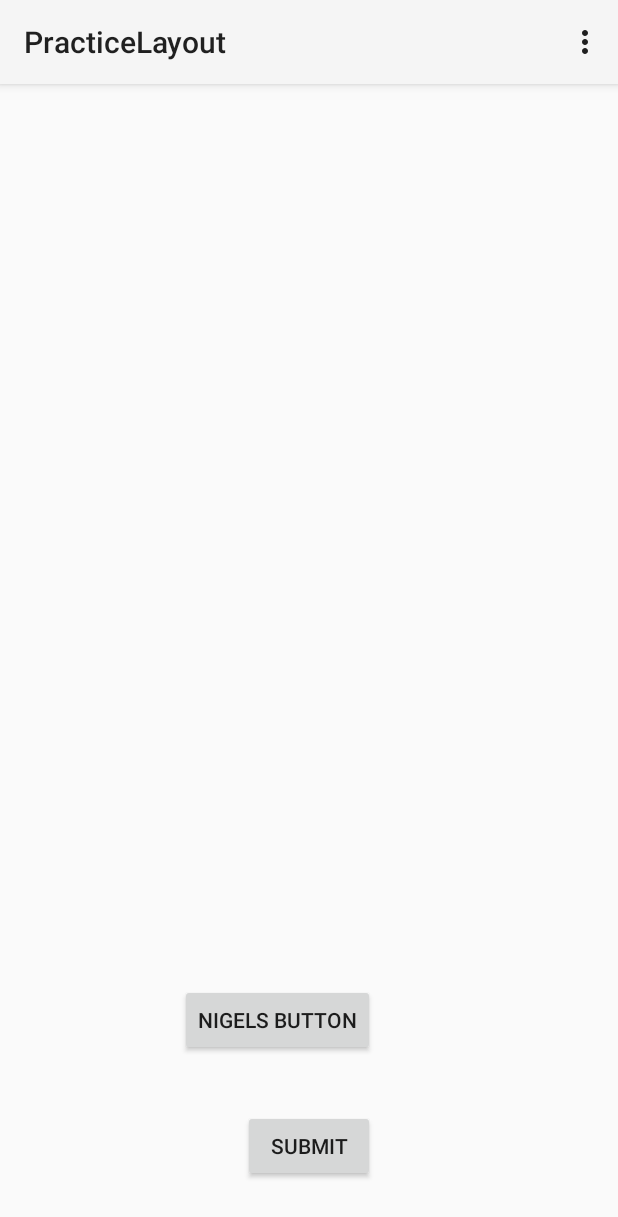
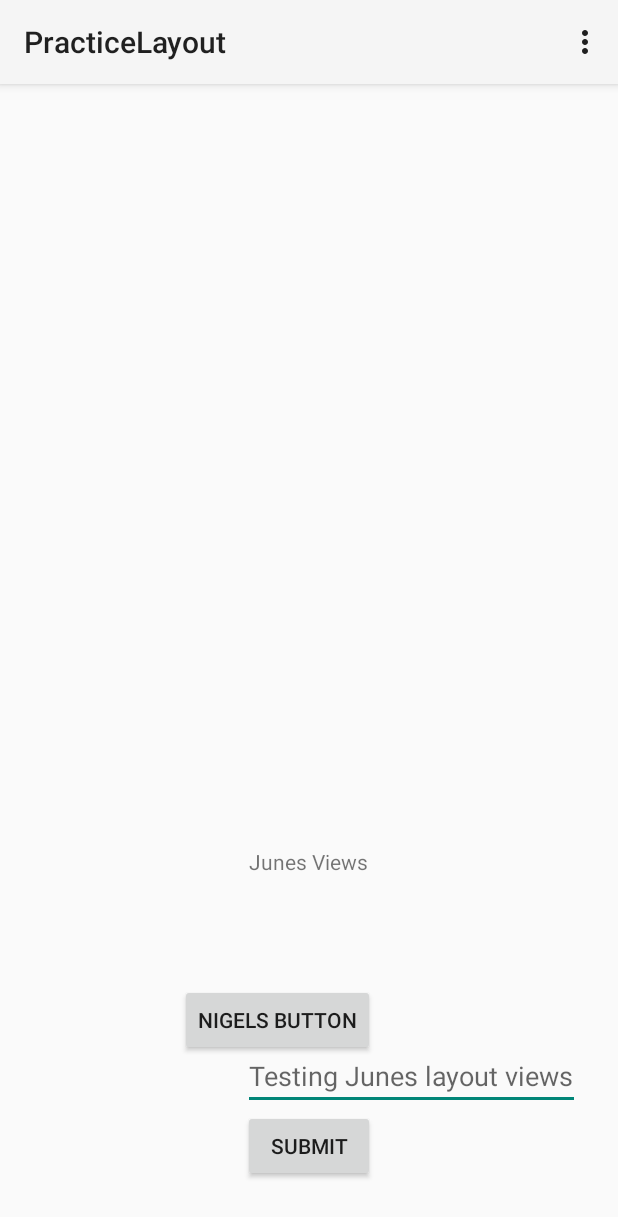
Before and after one commit to mobapptuts/androidwife-layouts, an Android app: the screen it shows after launch (PracticeLayout_MainActivity), on a phone screen of 412 x 824 dp. Shown: the top 1217 px of the screen. Run offline under Robolectric (Android 15) with nearby library versions, the phone set to English and light mode, and no system bars.

Commit message:
Created two additional views and codes

```diff
--- a/app/src/main/java/com/ar4trip/practicelayout/PracticeLayout_MainActivity.java
+++ b/app/src/main/java/com/ar4trip/practicelayout/PracticeLayout_MainActivity.java
@@ -5,7 +5,9 @@ import android.os.Bundle;
 import android.view.Menu;
 import android.view.MenuItem;
 import android.widget.Button;
+import android.widget.EditText;
 import android.widget.RelativeLayout;
+import android.widget.TextView;
 
 public class PracticeLayout_MainActivity extends Activity {
 
@@ -56,13 +58,50 @@ public class PracticeLayout_MainActivity extends Activity {
         nigelParams.addRule(RelativeLayout.ABOVE, R.id.june_button);
         nigelParams.addRule(RelativeLayout.ALIGN_END, R.id.june_button);
         nigelParams.setMargins(0, 0 , 0 , 54);
+
         nigelButton.setLayoutParams(nigelParams);
         nigelButton.setId(R.id.nigels_button);
         nigelButton.setText("Nigels Button");
 
         relativeLayout.addView(nigelButton);
 
+        TextView juneView = new TextView(this);
+        RelativeLayout.LayoutParams juneTextParams = new RelativeLayout.LayoutParams(
+                RelativeLayout.LayoutParams.WRAP_CONTENT,
+                RelativeLayout.LayoutParams.WRAP_CONTENT
+        );
+
+        juneTextParams.addRule(RelativeLayout.CENTER_HORIZONTAL);
+        juneTextParams.addRule(RelativeLayout.ABOVE, R.id.nigels_button);
+        juneTextParams.setMargins(0, 0, 0, 108);
+
+        juneView.setLayoutParams(juneTextParams);
+        juneView.setText("Junes Views");
+
+        relativeLayout.addView(juneView);
+
+
+        EditText juneEditText = new EditText(this);
+        RelativeLayout.LayoutParams juneEditTextParams = new RelativeLayout.LayoutParams(
+                RelativeLayout.LayoutParams.WRAP_CONTENT,
+                RelativeLayout.LayoutParams.WRAP_CONTENT
+        );
+
+        juneEditTextParams.addRule(RelativeLayout.ABOVE, R.id.june_button);
+        juneEditTextParams.addRule(RelativeLayout.ALIGN_START, R.id.june_button);
+
+        juneEditText.setLayoutParams(juneEditTextParams);
+        juneEditText.setHint("Testing Junes layout views");
+
+        relativeLayout.addView(juneEditText);
+
     }
+
+
+
+
+
+
 
     @Override
     public boolean onCreateOptionsMenu(Menu menu) {
```
Also changed, not shown: 3 other files.
